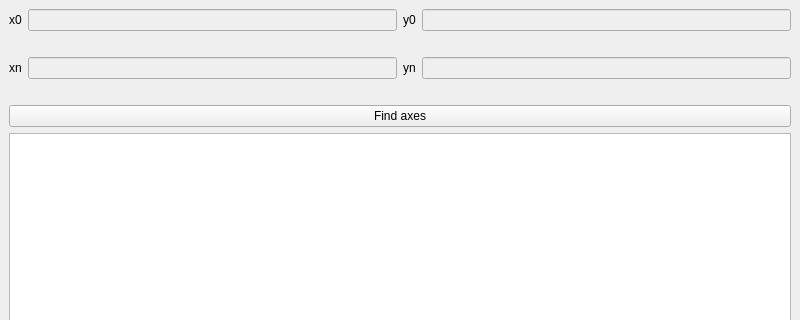
Before: the Qt Designer form PI/pi.ui in gaporf/diploma-2, drawn with Qt 5; both pictures show x 0 to 800 and y 0 to 320 of the 800 by 600 pixel window.
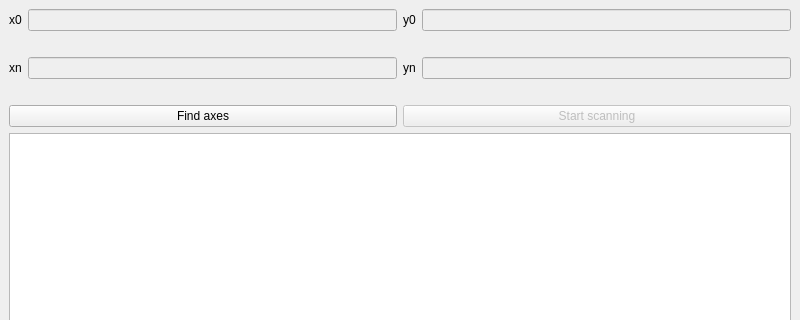
After: the same form once the commit is applied.

What changed in the file:
```diff
--- a/PI/pi.ui
+++ b/PI/pi.ui
@@ -24,6 +24,16 @@
         </property>
        </widget>
       </item>
+      <item>
+       <widget class="QPushButton" name="startScanningButton">
+        <property name="enabled">
+         <bool>false</bool>
+        </property>
+        <property name="text">
+         <string>Start scanning</string>
+        </property>
+       </widget>
+      </item>
      </layout>
     </item>
     <item row="3" column="0">
```
Left out of the diff: 9 changed lines with no effect on the pictures.
